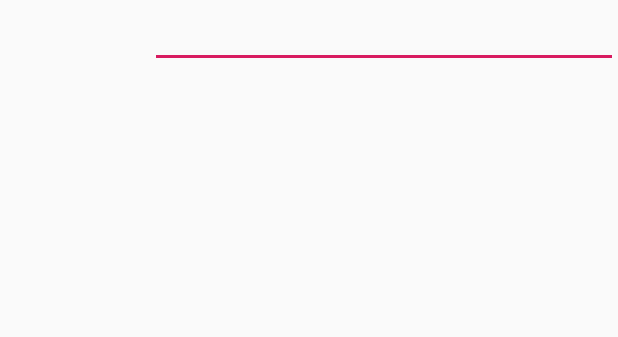
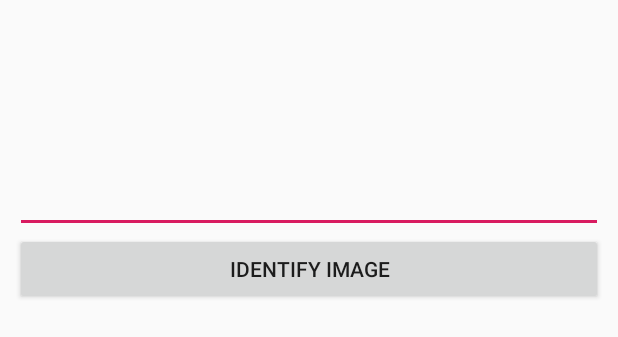
Before and after one commit to skagawa2/CS125-FA18-Cooking, an Android app: the layout activity_main.xml on its own in the app's theme, with its tools: preview values and no code run, on a phone screen of 412 x 824 dp. Shown: the top 337 px of the screen. Run offline under Robolectric (Android 15) with nearby library versions, the phone set to English and light mode, and no system bars.

```diff
--- a/SupaGoodCookingApp/app/src/main/AndroidManifest.xml
+++ b/SupaGoodCookingApp/app/src/main/AndroidManifest.xml
@@ -18,4 +18,6 @@
         </activity>
     </application>
 
+    <uses-permission android:name="android.permission.INTERNET"/>
+    <uses-permission android:name="android.permission.READ_EXTERNAL_STORAGE"/>
 </manifest>
--- a/SupaGoodCookingApp/app/src/main/res/layout/activity_main.xml
+++ b/SupaGoodCookingApp/app/src/main/res/layout/activity_main.xml
@@ -1,20 +1,29 @@
 <ScrollView xmlns:android="http://schemas.android.com/apk/res/android"
     android:layout_width="match_parent"
+    android:padding="10dp"
     android:layout_height="match_parent">
 
     <LinearLayout
+        android:orientation="vertical"
         android:layout_width="match_parent"
         android:layout_height="wrap_content">
 
         <ImageView
-            android:id="@+id/imageToUpload"
-            android:layout_gravity="center_horizontal"
-            android:layout_width="100dp"
-            android:layout_height="100dp" />
+        android:id="@+id/imageToUpload"
+        android:layout_gravity="center_horizontal"
+        android:layout_width="100dp"
+        android:layout_height="100dp" />
 
         <EditText
             android:id="@+id/etUploadName"
             android:layout_width="match_parent"
             android:layout_height="wrap_content" />
+
+        <Button
+            android:id="@+id/identifyImage"
+            android:text="Identify Image"
+            android:layout_width="match_parent"
+            android:layout_height="wrap_content" />
+
     </LinearLayout>
 </ScrollView>
```
Also changed, not shown: SupaGoodCookingApp/app/src/main/gen/com/example/alex/supagoodcookingapp/BuildConfig.java (added, +8 -0 lines), SupaGoodCookingApp/app/src/main/java/com/example/alex/supagoodcookingapp/MainActivity.java (+44 -1 lines), SupaGoodCookingApp/app/gradle/wrapper/gradle-wrapper.properties (added), 1817 other files.
